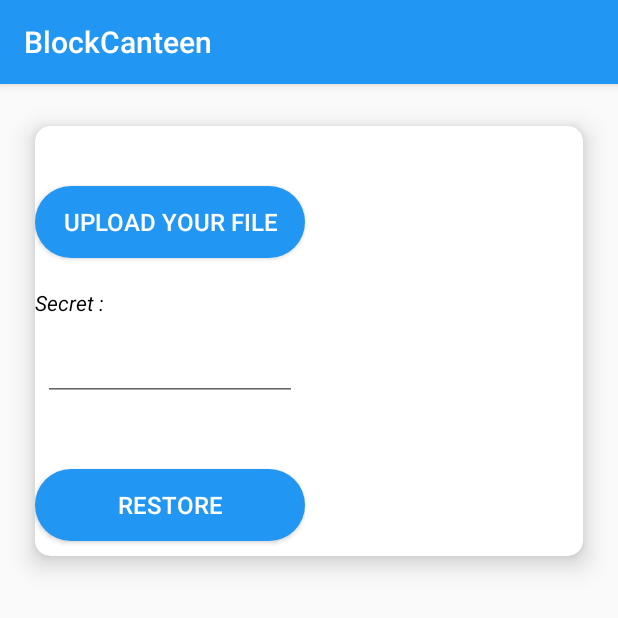
After one commit to sid24rane/BlockCanteen, an Android app: the RestoreActivity screen opened directly, with no data from a screen before it, on a phone screen of 412 x 824 dp, the top half of it. The commit adds this screen. Run offline under Robolectric (Android 15) with nearby library versions, the phone set to English and light mode, and no system bars.

Commit message:
Restore Activity added Flow changes, firebase removed, Secret Key added! TODO's not added

```diff
--- a/app/src/main/java/com/example/sid24rane/blockcanteen/Dashboard/AllTransactions/AllTransactionsFragment.java
+++ b/app/src/main/java/com/example/sid24rane/blockcanteen/Dashboard/AllTransactions/AllTransactionsFragment.java
@@ -14,7 +14,6 @@ import android.view.ViewGroup;
 import com.androidnetworking.AndroidNetworking;
 import com.androidnetworking.error.ANError;
 import com.androidnetworking.interfaces.StringRequestListener;
-import com.example.sid24rane.blockcanteen.Dashboard.CanteenMenu.RecyclerItemClickListener;
 import com.example.sid24rane.blockcanteen.R;
 import com.example.sid24rane.blockcanteen.utilities.NetworkUtils;
 
--- a/app/src/main/java/com/example/sid24rane/blockcanteen/Dashboard/Home/HomeFragment.java
+++ b/app/src/main/java/com/example/sid24rane/blockcanteen/Dashboard/Home/HomeFragment.java
@@ -73,7 +73,8 @@ public class HomeFragment extends Fragment {
         networkInit();
         showBalanceView();
         String publicKey = KeyInSharedPreferences.retrievingPublicKey(getContext());
-        new FetchBalanceTask().execute(publicKey);
+        new FetchBalanceTask().execute(publicKey
+        );
     }
 
     private void networkInit(){
--- /dev/null
+++ b/app/src/main/java/com/example/sid24rane/blockcanteen/RestoreActivity.java
@@ -0,0 +1,90 @@
+package com.example.sid24rane.blockcanteen;
+
+import android.support.v7.app.AppCompatActivity;
+import android.os.Bundle;
+import android.util.Log;
+import android.view.View;
+import android.widget.Button;
+import android.widget.EditText;
+
+import com.example.sid24rane.blockcanteen.utilities.EncryptUtils;
+
+import org.json.JSONException;
+import org.json.JSONObject;
+
+import java.io.UnsupportedEncodingException;
+import java.security.InvalidKeyException;
+import java.security.NoSuchAlgorithmException;
+import java.security.spec.InvalidKeySpecException;
+import java.security.spec.InvalidParameterSpecException;
+
+import javax.crypto.BadPaddingException;
+import javax.crypto.IllegalBlockSizeException;
+import javax.crypto.NoSuchPaddingException;
+import javax.crypto.SecretKey;
+
+public class RestoreActivity extends AppCompatActivity {
+
+    private Button uploadFile;
+    private EditText secret;
+    private Button restoreProfile;
+
+    @Override
+    protected void onCreate(Bundle savedInstanceState) {
+        super.onCreate(savedInstanceState);
+        setContentView(R.layout.activity_restore);
+
+        uploadFile = (Button)  findViewById(R.id.uploadFile);
+        secret = (EditText) findViewById(R.id.secret);
+        restoreProfile = (Button) findViewById(R.id.restoreProfile);
+
+
+
+        uploadFile.setOnClickListener(new View.OnClickListener() {
+            @Override
+            public void onClick(View v) {
+
+            }
+        });
+
+        restoreProfile.setOnClickListener(new View.OnClickListener() {
+            @Override
+            public void onClick(View v) {
+
+                EncryptUtils e = new EncryptUtils();
+                // Decrypt json with the secret
+                String dataFromFile = "";
+                String secretKeyFromUser= secret.getText().toString();
+                SecretKey secretKey = null;
+                try {
+                    secretKey = e.generateKey(secretKeyFromUser);
+                    String decrypted = new String(e.encryptMsg(dataFromFile, secretKey));
+                    Log.d("decrypted ;", decrypted );
+
+                    JSONObject json = new JSONObject(decrypted);
+
+                } catch (NoSuchAlgorithmException e1) {
+                    e1.printStackTrace();
+                } catch (InvalidKeySpecException e1) {
+                    e1.printStackTrace();
+                } catch (InvalidKeyException e1) {
+                    e1.printStackTrace();
+                } catch (NoSuchPaddingException e1) {
+                    e1.printStackTrace();
+                } catch (BadPaddingException e1) {
+                    e1.printStackTrace();
+                } catch (UnsupportedEncodingException e1) {
+                    e1.printStackTrace();
+                } catch (InvalidParameterSpecException e1) {
+                    e1.printStackTrace();
+                } catch (IllegalBlockSizeException e1) {
+                    e1.printStackTrace();
+                } catch (JSONException e1) {
+                    e1.printStackTrace();
+                }
+
+            }
+        });
+
+    }
+}
--- /dev/null
+++ b/app/src/main/res/layout/activity_restore.xml
@@ -0,0 +1,76 @@
+<?xml version="1.0" encoding="utf-8"?>
+<android.support.constraint.ConstraintLayout xmlns:android="http://schemas.android.com/apk/res/android"
+    xmlns:app="http://schemas.android.com/apk/res-auto"
+    xmlns:tools="http://schemas.android.com/tools"
+    android:layout_width="match_parent"
+    android:layout_height="match_parent"
+    tools:context=".RestoreActivity">
+
+    <LinearLayout
+        android:layout_width="match_parent"
+        android:layout_height="match_parent"
+        android:focusableInTouchMode="true"
+        android:orientation="vertical"
+        tools:layout_editor_absoluteX="0dp"
+        tools:layout_editor_absoluteY="0dp">
+
+        <android.support.v7.widget.CardView
+            android:layout_width="match_parent"
+            android:layout_height="wrap_content"
+            android:layout_gravity="center_vertical"
+            android:layout_margin="10dp"
+            app:cardBackgroundColor="#fff"
+            app:cardCornerRadius="10dp"
+            app:cardElevation="10dp"
+            app:cardUseCompatPadding="true">
+
+            <LinearLayout
+                android:layout_width="wrap_content"
+                android:layout_height="wrap_content"
+                android:orientation="vertical">
+
+                <Button
+                    android:id="@+id/uploadFile"
+                    android:layout_width="180dp"
+                    android:layout_height="wrap_content"
+                    android:layout_gravity="center_horizontal"
+                    android:layout_marginBottom="10dp"
+                    android:layout_marginTop="40dp"
+                    android:background="@layout/button_border_corner_circle_"
+                    android:text="Upload your file"
+                    android:textColor="#fff"
+                    android:textSize="16dp" />
+
+                <TextView
+                    android:layout_width="wrap_content"
+                    android:layout_height="wrap_content"
+                    android:layout_marginBottom="5dp"
+                    android:layout_marginTop="10dp"
+                    android:text="Secret :"
+                    android:textColor="#000000"
+                    android:textStyle="italic" />
+
+                <EditText
+                    android:id="@+id/secret"
+                    android:layout_width="match_parent"
+                    android:layout_height="wrap_content"
+                    android:layout_margin="5dp"
+                    android:layout_marginBottom="5dp"
+                    android:layout_marginTop="10dp" />
+
+                <Button
+                    android:id="@+id/restoreProfile"
+                    android:layout_width="180dp"
+                    android:layout_height="wrap_content"
+                    android:layout_gravity="center_horizontal"
+                    android:layout_marginBottom="10dp"
+                    android:layout_marginTop="40dp"
+                    android:background="@layout/button_border_corner_circle_"
+                    android:text="Restore"
+                    android:textColor="#fff"
+                    android:textSize="16dp" />
+
+            </LinearLayout>
+        </android.support.v7.widget.CardView>
+    </LinearLayout>
+</android.support.constraint.ConstraintLayout>
--- a/app/src/main/res/values/strings.xml
+++ b/app/src/main/res/values/strings.xml
@@ -4,7 +4,7 @@
     <string name="title_dashboard">Canteen Menu</string>
     <string name="error_message">An error has occured..please refresh</string>
     <string name="title_notifications">Transactions</string>
-
+    <string name="digits">abcdefghijklmnopqrstuvwxyzABCDEFGHIJKLMNOPQRSTUVWXYZ</string>
     <!-- TODO: Remove or change this placeholder text -->
     <string name="hello_blank_fragment">Hello blank fragment</string>
 
```
Also changed, not shown: app/src/main/AndroidManifest.xml (+18 -24 lines), app/src/main/java/com/example/sid24rane/blockcanteen/KeyGeneration/KeyGenerationActivity.java (+88 -14 lines), app/src/main/java/com/example/sid24rane/blockcanteen/data/KeyInSharedPreferences.java (+21 -2 lines), app/src/main/java/com/example/sid24rane/blockcanteen/utilities/EncryptUtils.java (added, +56 -0 lines), app/src/main/java/com/example/sid24rane/blockcanteen/utilities/JSONDump.java (added, +41 -0 lines), app/src/main/res/layout/activity_key_generation.xml (+32 -0 lines).
